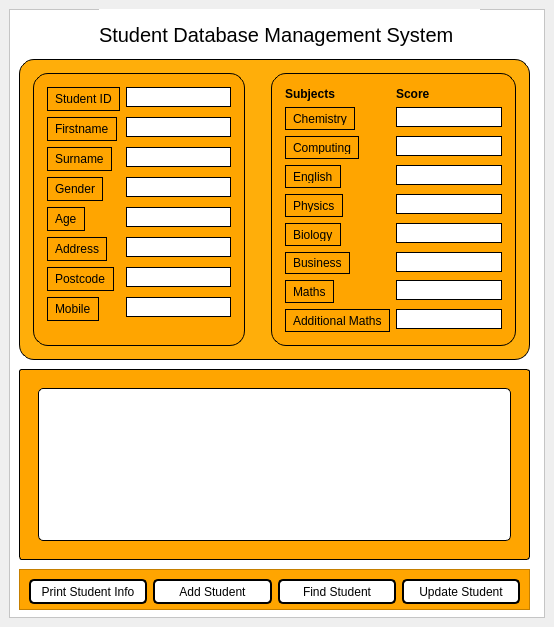
Before: the Qt Designer form studentdatabasement.ui in AbdulMudhir/StudentDatabase, drawn with Qt 5.
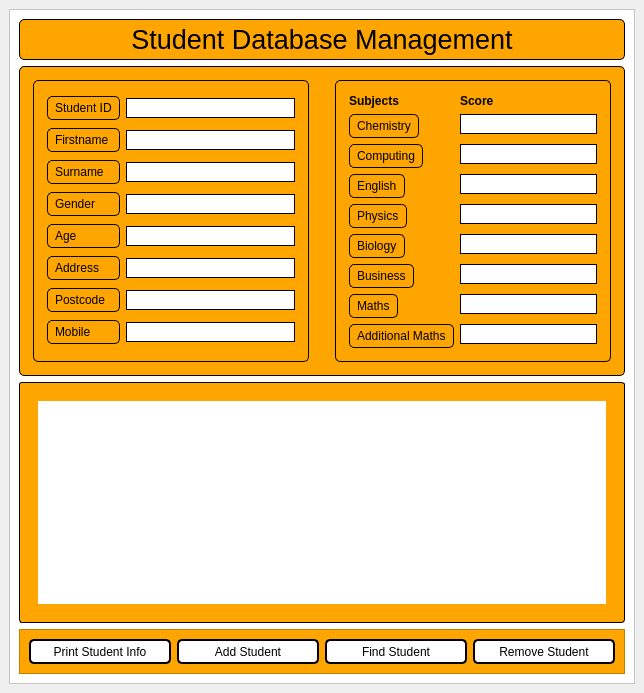
After: the same form once the commit is applied. Icons and pictures are not drawn.

What changed in the file:
```diff
--- a/studentdatabasement.ui
+++ b/studentdatabasement.ui
@@ -6,8 +6,8 @@
    <rect>
     <x>0</x>
     <y>0</y>
-    <width>554</width>
-    <height>627</height>
+    <width>644</width>
+    <height>693</height>
    </rect>
   </property>
   <property name="sizePolicy">
@@ -38,208 +38,40 @@
       <property name="frameShadow">
        <enum>QFrame::Raised</enum>
       </property>
+      <layout class="QGridLayout" name="gridLayout_5">
+       <item row="0" column="0">
       <widget class="QLabel" name="student_database_management_system">
-       <property name="geometry">
-        <rect>
-         <x>90</x>
-         <y>0</y>
-         <width>381</width>
-         <height>51</height>
-        </rect>
-       </property>
        <property name="font">
         <font>
-         <pointsize>15</pointsize>
-        </font>
-       </property>
-       <property name="text">
-        <string>Student Database Management System</string>
-       </property>
-      </widget>
-      <widget class="QFrame" name="buttom_frame">
-       <property name="geometry">
-        <rect>
-         <x>10</x>
-         <y>560</y>
-         <width>511</width>
-         <height>41</height>
-        </rect>
-       </property>
+           <pointsize>20</pointsize>
+          </font>
+         </property>
        <property name="styleSheet">
-        <string notr="true">background:orange</string>
-       </property>
-       <property name="frameShape">
-        <enum>QFrame::StyledPanel</enum>
-       </property>
-       <property name="frameShadow">
-        <enum>QFrame::Raised</enum>
-       </property>
-       <layout class="QHBoxLayout" name="horizontalLayout">
-        <item>
-         <widget class="QPushButton" name="print_button">
-          <property name="minimumSize">
-           <size>
-            <width>0</width>
-            <height>25</height>
-           </size>
-          </property>
-          <property name="styleSheet">
-           <string notr="true">background-color: white;
-border-style: outset;
-border-width: 2px;
-border-radius: 5px;
-border-color: black;
-padding: 0px;</string>
-          </property>
-          <property name="text">
-           <string>Print Student Info</string>
-          </property>
-         </widget>
-        </item>
-        <item>
-         <widget class="QPushButton" name="add_student">
-          <property name="minimumSize">
-           <size>
-            <width>0</width>
-            <height>25</height>
-           </size>
-          </property>
-          <property name="styleSheet">
-           <string notr="true">background-color: white;
-border-style: outset;
-border-width: 2px;
-border-radius: 5px;
-border-color: black;
-padding: 0px;</string>
-          </property>
-          <property name="text">
-           <string>Add Student</string>
-          </property>
-         </widget>
-        </item>
-        <item>
-         <widget class="QPushButton" name="find_student">
-          <property name="minimumSize">
-           <size>
-            <width>0</width>
-            <height>25</height>
-           </size>
-          </property>
-          <property name="styleSheet">
-           <string notr="true">background-color: white;
-border-style: outset;
-border-width: 2px;
-border-radius: 5px;
-border-color: black;
-padding: 0px;</string>
-          </property>
-          <property name="text">
-           <string>Find Student</string>
-          </property>
-         </widget>
-        </item>
-        <item>
-         <widget class="QPushButton" name="update_students">
-          <property name="minimumSize">
-           <size>
-            <width>0</width>
-            <height>25</height>
-           </size>
-          </property>
-          <property name="styleSheet">
-           <string notr="true">background-color: white;
-border-style: outset;
-border-width: 2px;
-border-radius: 5px;
-border-color: black;
-padding: 0px;</string>
-          </property>
-          <property name="text">
-           <string>Update Student</string>
-          </property>
-         </widget>
-        </item>
-       </layout>
-      </widget>
-      <widget class="QFrame" name="table_widgets_frame">
-       <property name="geometry">
-        <rect>
-         <x>10</x>
-         <y>360</y>
-         <width>511</width>
-         <height>191</height>
-        </rect>
-       </property>
-       <property name="styleSheet">
-        <string notr="true">background-color: orange;
+          <string notr="true">background-color:orange;
 border-style: outset;
 border-width: 1px;
-border-radius: 3px;
+border-radius: 5px;
 border-color: black;
-padding: 0px;</string>
-       </property>
-       <property name="frameShape">
-        <enum>QFrame::StyledPanel</enum>
-       </property>
-       <property name="frameShadow">
-        <enum>QFrame::Raised</enum>
-       </property>
-       <layout class="QGridLayout" name="gridLayout_2">
-        <item row="0" column="0">
-         <widget class="QScrollArea" name="scrollArea">
-          <property name="styleSheet">
-           <string notr="true">background-color: orange;
-border-style: outset;
-border-width: 0px;
-border-radius: 0px;
-border-color: black;
-padding: 0px;</string>
-          </property>
-          <property name="widgetResizable">
+padding: 4px;</string>
+         </property>
+         <property name="text">
+          <string>Student Database Management</string>
+         </property>
+         <property name="scaledContents">
            <bool>true</bool>
           </property>
-          <widget class="QWidget" name="scrollAreaWidgetContents">
-           <property name="geometry">
-            <rect>
-             <x>0</x>
-             <y>0</y>
-             <width>491</width>
-             <height>171</height>
-            </rect>
-           </property>
-           <layout class="QGridLayout" name="gridLayout_4">
-            <item row="0" column="0">
-             <widget class="QTableWidget" name="table_view">
-              <property name="styleSheet">
-               <string notr="true">background-color:white;
-border-style: outset;
-border-width: 1px;
-border-radius: 5px;
-border-color: black;
-padding: 0px;</string>
-              </property>
-             </widget>
-            </item>
-           </layout>
-          </widget>
-         </widget>
-        </item>
-       </layout>
-      </widget>
+         <property name="alignment">
+          <set>Qt::AlignCenter</set>
+         </property>
+        </widget>
+       </item>
+       <item row="1" column="0">
       <widget class="QFrame" name="database_input_frames">
-       <property name="geometry">
-        <rect>
-         <x>10</x>
-         <y>50</y>
-         <width>511</width>
-         <height>301</height>
-        </rect>
-       </property>
        <property name="styleSheet">
-        <string notr="true">background-color: rgb(255, 174, 10);
+          <string notr="true">background-color:orange;
 border-style: outset;
 border-width: 1px;
-border-radius: 15px;
+border-radius: 5px;
 border-color: black;
 padding: 4px;</string>
        </property>
@@ -259,7 +91,12 @@
            </sizepolicy>
           </property>
           <property name="styleSheet">
-           <string notr="true">background:orange</string>
+             <string notr="true">background-color:orange;
+border-style: outset;
+border-width: 1px;
+border-radius: 5px;
+border-color: black;
+padding: 4px;</string>
           </property>
           <property name="frameShape">
            <enum>QFrame::StyledPanel</enum>
@@ -267,7 +104,7 @@
           <property name="frameShadow">
            <enum>QFrame::Raised</enum>
           </property>
-          <layout class="QFormLayout" name="formLayout_2">
+            <layout class="QGridLayout" name="gridLayout_7">
            <item row="0" column="0">
             <widget class="QLabel" name="student_id_label">
              <property name="text">
@@ -658,6 +495,213 @@
         </item>
        </layout>
       </widget>
+       </item>
+       <item row="2" column="0">
+        <widget class="QFrame" name="table_widgets_frame">
+         <property name="styleSheet">
+          <string notr="true">background-color: orange;
+border-style: outset;
+border-width: 1px;
+border-radius: 3px;
+border-color: black;
+padding: 0px;</string>
+         </property>
+         <property name="frameShape">
+          <enum>QFrame::StyledPanel</enum>
+         </property>
+         <property name="frameShadow">
+          <enum>QFrame::Raised</enum>
+         </property>
+         <layout class="QGridLayout" name="gridLayout_2">
+          <item row="0" column="0">
+           <widget class="QScrollArea" name="scrollArea">
+            <property name="styleSheet">
+             <string notr="true">background-color: orange;
+border-style: outset;
+border-width: 0px;
+border-radius: 0px;
+border-color: black;
+padding: 0px;</string>
+            </property>
+            <property name="widgetResizable">
+             <bool>true</bool>
+            </property>
+            <widget class="QWidget" name="scrollAreaWidgetContents">
+             <property name="geometry">
+              <rect>
+               <x>0</x>
+               <y>0</y>
+               <width>586</width>
+               <height>204</height>
+              </rect>
+             </property>
+             <layout class="QGridLayout" name="gridLayout_4">
+              <item row="0" column="0">
+               <widget class="QTableWidget" name="tableWidget">
+                <property name="styleSheet">
+                 <string notr="true">background:white</string>
+                </property>
+                <property name="sizeAdjustPolicy">
+                 <enum>QAbstractScrollArea::AdjustToContentsOnFirstShow</enum>
+                </property>
+                <property name="rowCount">
+                 <number>0</number>
+                </property>
+                <property name="columnCount">
+                 <number>0</number>
+                </property>
+                <attribute name="verticalHeaderCascadingSectionResizes">
+                 <bool>false</bool>
+                </attribute>
+               </widget>
+              </item>
+             </layout>
+            </widget>
+           </widget>
+          </item>
+         </layout>
+        </widget>
+       </item>
+       <item row="3" column="0">
+        <widget class="QFrame" name="buttom_frame">
+         <property name="styleSheet">
+          <string notr="true">background:orange</string>
+         </property>
+         <property name="frameShape">
+          <enum>QFrame::StyledPanel</enum>
+         </property>
+         <property name="frameShadow">
+          <enum>QFrame::Raised</enum>
+         </property>
+         <layout class="QGridLayout" name="gridLayout_6">
+          <item row="0" column="0">
+           <widget class="QPushButton" name="print_button">
+            <property name="minimumSize">
+             <size>
+              <width>0</width>
+              <height>25</height>
+             </size>
+            </property>
+            <property name="styleSheet">
+             <string notr="true">background-color: white;
+border-style: outset;
+border-width: 2px;
+border-radius: 5px;
+border-color: black;
+padding: 0px;</string>
+            </property>
+            <property name="text">
+             <string>Print Student Info</string>
+            </property>
+            <property name="icon">
+             <iconset>
+              <normaloff>Human-gnome-dev-printer-new.svg.png</normaloff>Human-gnome-dev-printer-new.svg.png</iconset>
+            </property>
+            <property name="iconSize">
+             <size>
+              <width>50</width>
+              <height>50</height>
+             </size>
+            </property>
+           </widget>
+          </item>
+          <item row="0" column="1">
+           <widget class="QPushButton" name="add_student">
+            <property name="minimumSize">
+             <size>
+              <width>0</width>
+              <height>25</height>
+             </size>
+            </property>
+            <property name="styleSheet">
+             <string notr="true">background-color: white;
+border-style: outset;
+border-width: 2px;
+border-radius: 5px;
+border-color: black;
+padding: 0px;</string>
+            </property>
+            <property name="text">
+             <string>Add Student</string>
+            </property>
+            <property name="icon">
+             <iconset>
+              <normaloff>Education,_Studying,_University,_Alumni_-_icon.png</normaloff>Education,_Studying,_University,_Alumni_-_icon.png</iconset>
+            </property>
+            <property name="iconSize">
+             <size>
+              <width>50</width>
+              <height>50</height>
+             </size>
+            </property>
+           </widget>
+          </item>
+          <item row="0" column="2">
+           <widget class="QPushButton" name="find_student">
+            <property name="minimumSize">
+             <size>
+              <width>0</width>
+              <height>25</height>
+             </size>
+            </property>
+            <property name="styleSheet">
+             <string notr="true">background-color: white;
+border-style: outset;
+border-width: 2px;
+border-radius: 5px;
+border-color: black;
+padding: 0px;</string>
+            </property>
+            <property name="text">
+             <string>Find Student</string>
+            </property>
+            <property name="icon">
+             <iconset>
+              <normaloff>1046px-Magnifying_glass_icon_mgx2.svg.png</normaloff>1046px-Magnifying_glass_icon_mgx2.svg.png</iconset>
+            </property>
+            <property name="iconSize">
+             <size>
+              <width>50</width>
+              <height>50</height>
+             </size>
+            </property>
+           </widget>
+          </item>
+          <item row="0" column="3">
+           <widget class="QPushButton" name="remove_student">
+            <property name="minimumSize">
+             <size>
+              <width>0</width>
+              <height>25</height>
+             </size>
+            </property>
+            <property name="styleSheet">
+             <string notr="true">background-color: white;
+border-style: outset;
+border-width: 2px;
+border-radius: 5px;
+border-color: black;
+padding: 0px;</string>
+            </property>
+            <property name="text">
+             <string>Remove Student</string>
+            </property>
+            <property name="icon">
+             <iconset>
+              <normaloff>garbage-2091534_960_720.png</normaloff>garbage-2091534_960_720.png</iconset>
+            </property>
+            <property name="iconSize">
+             <size>
+              <width>45</width>
+              <height>50</height>
+             </size>
+            </property>
+           </widget>
+          </item>
+         </layout>
+        </widget>
+       </item>
+      </layout>
      </widget>
     </item>
    </layout>
```
Lines whose indentation alone changed are shown as unchanged.
